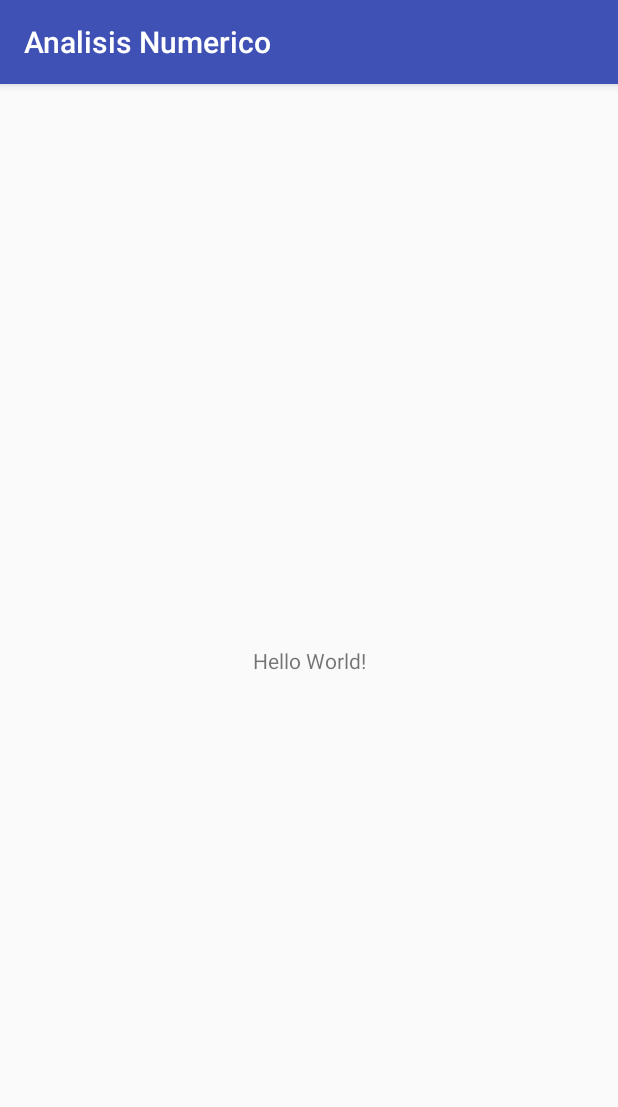
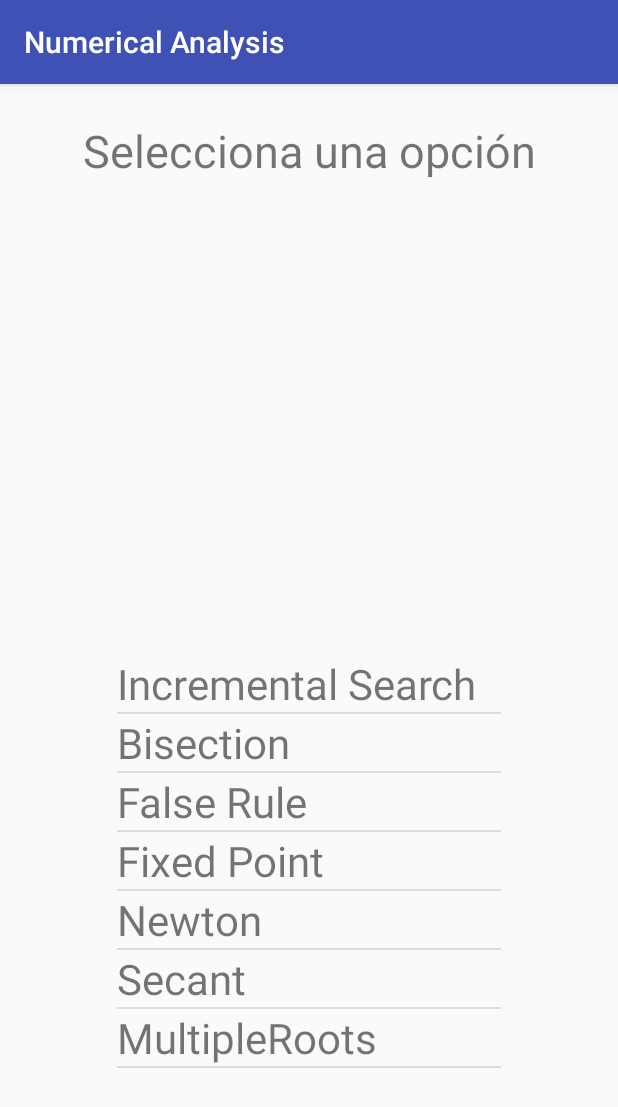
Before and after one commit to jgomez881/planApp1, an Android app: the screen it shows after launch (InitActivity), on a phone screen of 412 x 824 dp. Shown: the top 1107 px of the screen. Run offline under Robolectric (Android 15) with nearby library versions, the phone set to English and light mode, and no system bars.

Commit message:
Bisection method are working for one mobile

```diff
--- a/app/build.gradle
+++ b/app/build.gradle
@@ -20,11 +20,12 @@ android {
 }
 
 dependencies {
-    compile fileTree(dir: 'libs', include: ['*.jar'])
+    compile fileTree(include: ['*.jar'], dir: 'libs')
     androidTestCompile('com.android.support.test.espresso:espresso-core:2.2.2', {
         exclude group: 'com.android.support', module: 'support-annotations'
     })
     compile 'com.android.support:appcompat-v7:25.3.1'
     compile 'com.android.support.constraint:constraint-layout:1.0.2'
     testCompile 'junit:junit:4.12'
+    compile files('src/main/java/libs/javaluator-3.0.1.jar')
 }
--- a/app/src/main/AndroidManifest.xml
+++ b/app/src/main/AndroidManifest.xml
@@ -16,6 +16,7 @@
                 <category android:name="android.intent.category.LAUNCHER" />
             </intent-filter>
         </activity>
+        <activity android:name=".BisectionActivity"></activity>
     </application>
 
 </manifest>
--- a/app/src/main/java/co/edu/eafit/dis/analisisnumerico/InitActivity.java
+++ b/app/src/main/java/co/edu/eafit/dis/analisisnumerico/InitActivity.java
@@ -1,13 +1,74 @@
 package co.edu.eafit.dis.analisisnumerico;
 
+import android.content.Intent;
 import android.support.v7.app.AppCompatActivity;
 import android.os.Bundle;
+import android.widget.ListView;
+import android.widget.AdapterView;
+import android.widget.ArrayAdapter;
+import android.view.View;
+import android.widget.Toast;
 
 public class InitActivity extends AppCompatActivity {
+
+    private static ListView list_view;
+    private static String[] METHODS = new String[] {
+            "Incremental Search", "Bisection", "False Rule",
+            "Fixed Point", "Newton", "Secant", "MultipleRoots"
+    };
+
 
     @Override
     protected void onCreate(Bundle savedInstanceState) {
         super.onCreate(savedInstanceState);
         setContentView(R.layout.activity_init);
+        listView();
+    }
+
+    public void listView(){
+        list_view = (ListView)findViewById(R.id.listView);
+        ArrayAdapter<String> adapter = new ArrayAdapter<String>(this,R.layout.method_list,METHODS);
+        list_view.setAdapter(adapter);
+        list_view.setOnItemClickListener(
+                new AdapterView.OnItemClickListener() {
+                    @Override
+                    public void onItemClick(AdapterView<?> parent, View view, int position, long id) {
+                        String value = (String)list_view.getItemAtPosition(position);
+                        Intent intent;
+                        switch(value){
+                        /*    case "Incremental Search":
+                                intent = new Intent(MasterActivity.this,IncrementalSearchActivity.class);
+                                startActivity(intent);
+                                break;*/
+                            case "Bisection":
+                                intent = new Intent(InitActivity.this,BisectionActivity.class);
+                                startActivity(intent);
+                                break;
+                        /*    case "False Rule":
+                                intent = new Intent(MasterActivity.this,FalseRuleActivity.class);
+                                startActivity(intent);
+                                break;
+                            case "Fixed Point":
+                                intent = new Intent(MasterActivity.this,FixedPointActivity.class);
+                                startActivity(intent);
+                                break;
+                            case "Newton":
+                                intent = new Intent(MasterActivity.this,NewtonActivity.class);
+                                startActivity(intent);
+                                break;
+                            case "Secant":
+                                intent = new Intent(MasterActivity.this,SecantActivity.class);
+                                startActivity(intent);
+                                break;
+                            case "Multiple Roots":
+                                intent = new Intent(MasterActivity.this,FixedPointActivity.class);
+                                startActivity(intent);
+                                break;
+                            */
+                        }
+
+                    }
+                }
+        );
     }
 }
--- a/app/src/main/res/layout/activity_init.xml
+++ b/app/src/main/res/layout/activity_init.xml
@@ -9,10 +9,26 @@
     <TextView
         android:layout_width="wrap_content"
         android:layout_height="wrap_content"
-        android:text="Hello World!"
+        android:text="Selecciona una opción"
+        android:textSize="30sp"
         app:layout_constraintBottom_toBottomOf="parent"
         app:layout_constraintLeft_toLeftOf="parent"
         app:layout_constraintRight_toRightOf="parent"
-        app:layout_constraintTop_toTopOf="parent" />
+        app:layout_constraintTop_toTopOf="parent"
+        app:layout_constraintVertical_bias="0.033"
+        android:id="@+id/textView"
+        tools:layout_constraintRight_creator="1"
+        tools:layout_constraintLeft_creator="1" />
+
+
+    <ListView
+        android:id="@+id/listView"
+        android:layout_width="256dp"
+        android:layout_height="310dp"
+        app:layout_constraintBottom_toBottomOf="parent"
+        app:layout_constraintLeft_toLeftOf="parent"
+        app:layout_constraintRight_toRightOf="parent"
+        app:layout_constraintTop_toTopOf="parent"
+        app:layout_constraintVertical_bias="0.831" />
 
 </android.support.constraint.ConstraintLayout>
--- /dev/null
+++ b/app/src/main/res/layout/method_list.xml
@@ -0,0 +1,7 @@
+<?xml version="1.0" encoding="utf-8"?>
+<TextView xmlns:android="http://schemas.android.com/apk/res/android"
+    android:layout_width="match_parent"
+    android:layout_height="match_parent"
+    android:textSize="28sp">
+
+</TextView>
--- a/build.gradle
+++ b/build.gradle
@@ -5,7 +5,7 @@ buildscript {
         jcenter()
     }
     dependencies {
-        classpath 'com.android.tools.build:gradle:2.3.0'
+        classpath 'com.android.tools.build:gradle:2.3.1'
 
         // NOTE: Do not place your application dependencies here; they belong
         // in the individual module build.gradle files
```
Also changed, not shown: app/src/main/java/co/edu/eafit/dis/analisisnumerico/BisectionActivity.java (added, +42 -0 lines), app/src/main/java/co/edu/eafit/dis/analisisnumerico/BisectionUtil.java (added, +44 -0 lines), app/src/main/java/co/edu/eafit/dis/analisisnumerico/ExpressionEvalUtil.java (added, +17 -0 lines), app/src/main/res/layout/activity_bisection.xml (added, +114 -0 lines), app/src/main/res/values/strings.xml (+16 -1 lines), app/src/main/java/libs/javaluator-3.0.1.jar (added).
